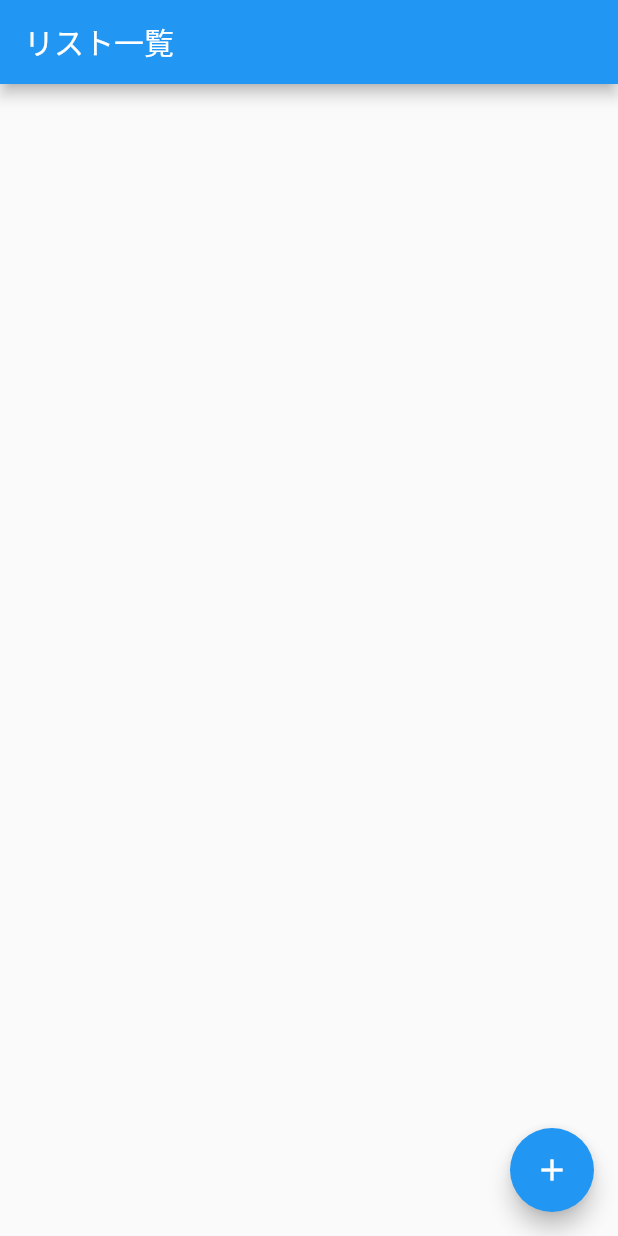
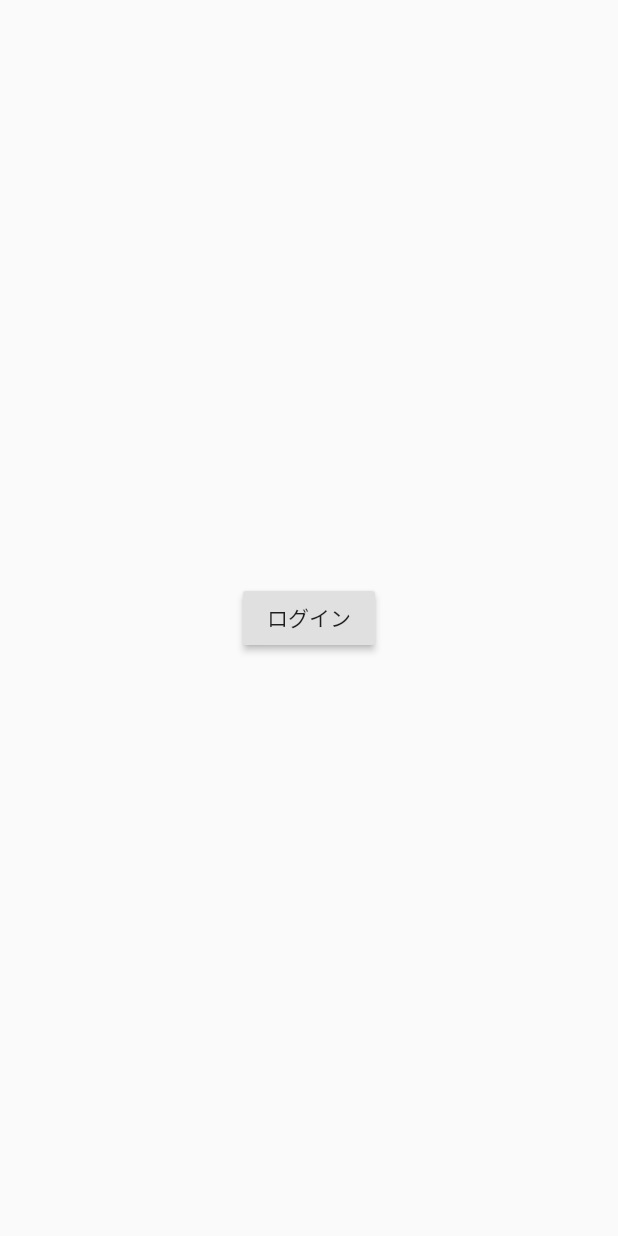
Before and after one commit to yamadayamadayamadayamada/flutter, a Flutter app: the screen it shows after launch, on a phone screen of 412 x 824 dp. Run offline on Flutter 3.47's test engine with Material 2 defaults, Android fonts, the phone set to English and light mode, and no system bars; our stand-ins replace audioplayers.

```diff
--- a/TODOapp/todoapp/lib/main.dart
+++ b/TODOapp/todoapp/lib/main.dart
@@ -1,4 +1,5 @@
 import 'package:flutter/material.dart';
+//import 'package:flutter_signin_button/flutter_signin_button.dart';
 
 void main() {
   // 最初に表示するWidget
@@ -19,10 +20,54 @@ class MyTodoApp extends StatelessWidget {
         visualDensity: VisualDensity.adaptivePlatformDensity,
       ),
       // リスト一覧画面を表示
-      home: TodoListPage(),
+      home: LoginPage(),
     );
   }
 }
+
+// ログイン画面用Widget
+class LoginPage extends StatelessWidget {
+  @override
+  Widget build(BuildContext context) {
+    return Scaffold(
+      body: Center(
+        child: Column(
+          mainAxisAlignment: MainAxisAlignment.center,
+          children: <Widget>[
+            RaisedButton(
+              child: Text('ログイン'),
+              onPressed: () async {
+                // チャット画面に遷移＋ログイン画面を破棄
+                await Navigator.of(context).pushReplacement(
+                  MaterialPageRoute(builder: (context) {
+                    return TodoListPage();
+                  }),
+                );
+              },
+            )
+          ],
+        ),
+      ),
+    );
+  }
+}
+
+// Googleを使ってサインイン
+// Future<UserCredential> signInWithGoogle() async {
+//   // 認証フローのトリガー
+//   final googleUser = await GoogleSignIn(scopes: [
+//     'email',
+//   ]).signIn();
+//   // リクエストから、認証情報を取得
+//   final googleAuth = await googleUser.authentication;
+//   // クレデンシャルを新しく作成
+//   final credential = GoogleAuthProvider.credential(
+//     accessToken: googleAuth.accessToken,
+//     idToken: googleAuth.idToken,
+//   );
+//   // サインインしたら、UserCredentialを返す
+//   return FirebaseAuth.instance.signInWithCredential(credential);
+// }
 
 // リスト一覧画面用Widget
 class TodoListPage extends StatefulWidget {
--- a/TODOapp/todoapp/pubspec.yaml
+++ b/TODOapp/todoapp/pubspec.yaml
@@ -28,6 +28,12 @@ dependencies:
   # The following adds the Cupertino Icons font to your application.
   # Use with the CupertinoIcons class for iOS style icons.
   cupertino_icons: ^1.0.0
+
+  firebase_core: ^1.0.1
+  cloud_firestore: ^1.0.1
+  firebase_auth: ^1.0.1
+  google_sign_in: ^5.0.1
+  flutter_signin_button: ^1.1.0
 
 dev_dependencies:
   flutter_test:
```
Also changed, not shown: TODOapp/todoapp/pubspec.lock, 2 other files.
